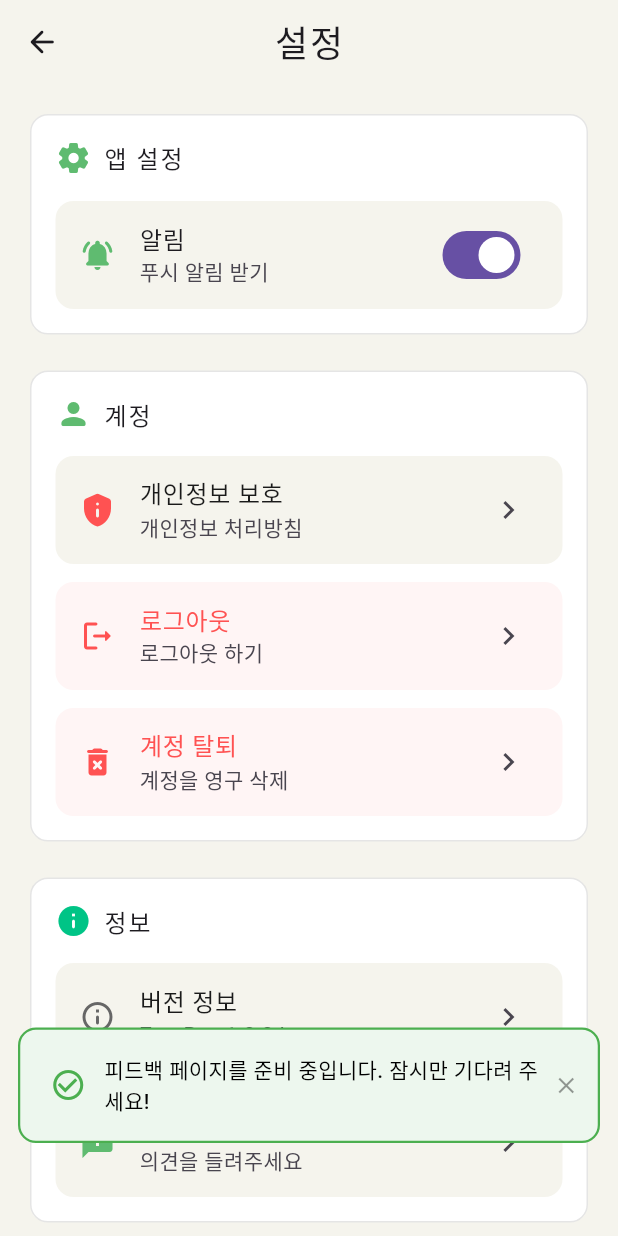
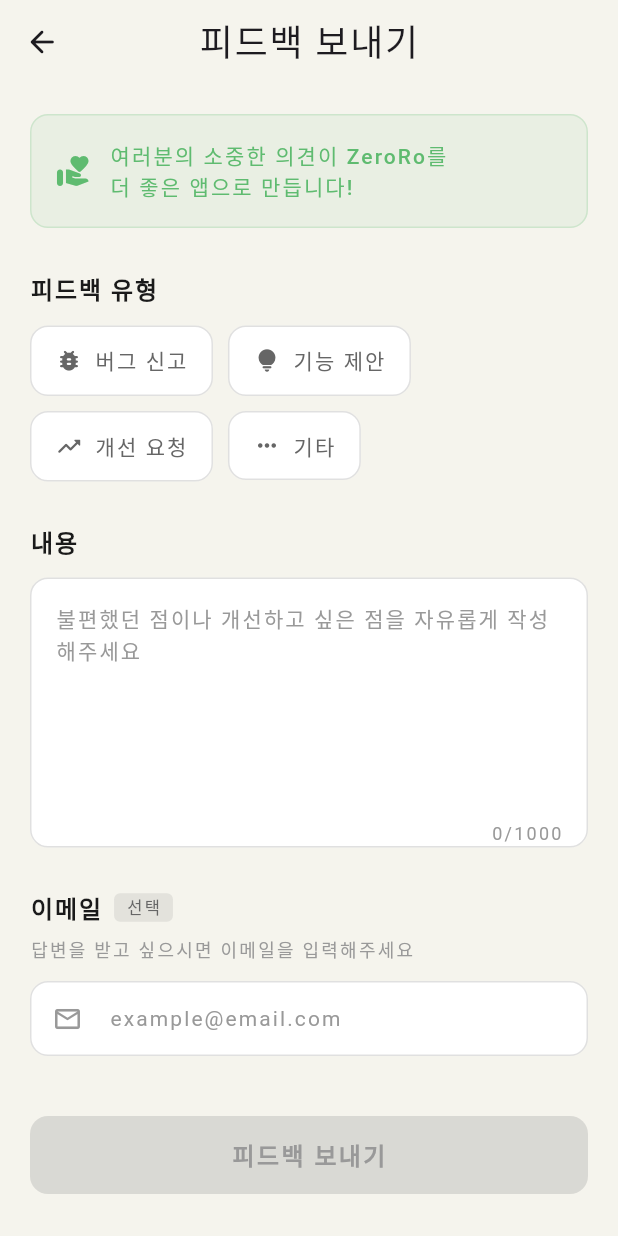
Before and after one commit to TA-ZeroRo/frontend, a Flutter app: the SettingsScreen screen opened by its route, after a tap on "피드백 보내기", on a phone screen of 412 x 824 dp. Run offline on Flutter 3.47's test engine with Material 3 defaults, Android fonts, the phone set to English and light mode, and no system bars; drawn by our look-alikes of toastification; our stand-ins replace dio, firebase_core, firebase_messaging, flutter_dotenv, flutter_local_notifications, flutter_map and 19 more; missing offline and left inert: flutter_3d_controller; accounts and stored records are empty; Roboto replaces fonts that are missing (Jua); statements that could not run were skipped.

Commit message:
STYLE: 개인정보 처리 방침 추가 및 피드백 보내기 페이지 생성

```diff
--- a/lib/presentation/routes/router.dart
+++ b/lib/presentation/routes/router.dart
@@ -9,6 +9,7 @@ import '../screens/main/pages/campaign/models/recruiting_post.dart';
 import '../screens/main/pages/campaign/models/campaign_data.dart';
 import '../screens/main/pages/campaign/campaign_detail_screen.dart';
 import '../screens/settings/settings_screen.dart';
+import '../screens/settings/feedback_screen.dart';
 import 'router_path.dart';
 
 final GoRouter router = GoRouter(
@@ -39,6 +40,11 @@ final GoRouter router = GoRouter(
       builder: (context, state) => const SettingsScreen(),
     ),
     GoRoute(
+      path: RoutePath.feedback,
+      name: 'feedback',
+      builder: (context, state) => const FeedbackScreen(),
+    ),
+    GoRoute(
       path: '/recruiting/:id',
       name: 'recruiting-detail',
       builder: (context, state) {
--- a/lib/presentation/routes/router_path.dart
+++ b/lib/presentation/routes/router_path.dart
@@ -16,4 +16,6 @@ class RoutePath {
   static const String verifyQuiz = '/verify-quiz';
 
   static const String settings = '/settings';
+
+  static const String feedback = '/feedback';
 }
--- a/lib/presentation/screens/entry/privacy_policy_modal.dart
+++ b/lib/presentation/screens/entry/privacy_policy_modal.dart
@@ -3,7 +3,13 @@ import '../../../core/theme/app_color.dart';
 import '../../../core/theme/app_text_style.dart';
 
 class PrivacyPolicyModal extends StatelessWidget {
-  const PrivacyPolicyModal({super.key});
+  /// 조회 전용 모드 (설정 화면에서 사용)
+  final bool isViewOnly;
+
+  const PrivacyPolicyModal({
+    super.key,
+    this.isViewOnly = false,
+  });
 
   @override
   Widget build(BuildContext context) {
@@ -194,7 +200,7 @@ class PrivacyPolicyModal extends StatelessWidget {
                   elevation: 0,
                 ),
                 child: Text(
-                  '동의하고 계속하기',
+                  isViewOnly ? '확인' : '동의하고 계속하기',
                   style: AppTextStyle.bodyLarge.copyWith(
                     color: AppColors.onPrimary,
                     fontWeight: FontWeight.w500,
--- /dev/null
+++ b/lib/presentation/screens/settings/feedback_screen.dart
@@ -0,0 +1,345 @@
+import 'package:flutter/material.dart';
+import 'package:go_router/go_router.dart';
+import '../../../core/theme/app_color.dart';
+import '../../../core/theme/app_text_style.dart';
+import '../../../core/utils/toast_helper.dart';
+
+/// 피드백 카테고리
+enum FeedbackCategory {
+  bug('버그 신고', Icons.bug_report_rounded),
+  feature('기능 제안', Icons.lightbulb_rounded),
+  improvement('개선 요청', Icons.trending_up_rounded),
+  other('기타', Icons.more_horiz_rounded);
+
+  final String label;
+  final IconData icon;
+
+  const FeedbackCategory(this.label, this.icon);
+}
+
+/// 피드백 보내기 화면
+class FeedbackScreen extends StatefulWidget {
+  const FeedbackScreen({super.key});
+
+  @override
+  State<FeedbackScreen> createState() => _FeedbackScreenState();
+}
+
+class _FeedbackScreenState extends State<FeedbackScreen> {
+  FeedbackCategory? _selectedCategory;
+  final _contentController = TextEditingController();
+  final _emailController = TextEditingController();
+  bool _isSubmitting = false;
+
+  @override
+  void dispose() {
+    _contentController.dispose();
+    _emailController.dispose();
+    super.dispose();
+  }
+
+  bool get _canSubmit =>
+      _selectedCategory != null && _contentController.text.trim().isNotEmpty;
+
+  Future<void> _submitFeedback() async {
+    if (!_canSubmit) return;
+
+    setState(() => _isSubmitting = true);
+
+    // 실제 피드백 전송 로직 (추후 구현)
+    // 현재는 시뮬레이션만
+    await Future.delayed(const Duration(seconds: 1));
+
+    setState(() => _isSubmitting = false);
+
+    if (mounted) {
+      ToastHelper.showSuccess('피드백을 보내주셔서 감사합니다!');
+      context.pop();
+    }
+  }
+
+  @override
+  Widget build(BuildContext context) {
+    return Scaffold(
+      backgroundColor: AppColors.background,
+      appBar: AppBar(
+        leading: IconButton(
+          onPressed: () => context.pop(),
+          icon: const Icon(Icons.arrow_back_rounded),
+        ),
+        backgroundColor: AppColors.background,
+        elevation: 0,
+        centerTitle: true,
+        title: Text(
+          '피드백 보내기',
+          style: AppTextStyle.headlineSmall.copyWith(
+            fontWeight: FontWeight.w500,
+          ),
+        ),
+      ),
+      body: SingleChildScrollView(
+        padding: const EdgeInsets.all(20),
+        child: Column(
+          crossAxisAlignment: CrossAxisAlignment.start,
+          children: [
+            // 안내 문구
+            Container(
+              padding: const EdgeInsets.all(16),
+              decoration: BoxDecoration(
+                color: AppColors.primary.withValues(alpha: 0.08),
+                borderRadius: BorderRadius.circular(12),
+                border: Border.all(
+                  color: AppColors.primary.withValues(alpha: 0.2),
+                ),
+              ),
+              child: Row(
+                children: [
+                  Icon(
+                    Icons.volunteer_activism_rounded,
+                    color: AppColors.primary,
+                    size: 24,
+                  ),
+                  const SizedBox(width: 12),
+                  Expanded(
+                    child: Text(
+                      '여러분의 소중한 의견이 ZeroRo를\n더 좋은 앱으로 만듭니다!',
+                      style: AppTextStyle.bodyMedium.copyWith(
+                        color: AppColors.primary,
+                        fontWeight: FontWeight.w500,
+                        height: 1.4,
+                      ),
+                    ),
+                  ),
+                ],
+              ),
+            ),
+            const SizedBox(height: 28),
+
+            // 카테고리 선택
+            Text(
+              '피드백 유형',
+              style: AppTextStyle.titleMedium.copyWith(
+                fontWeight: FontWeight.w600,
+                color: AppColors.textPrimary,
+              ),
+            ),
+            const SizedBox(height: 12),
+            _buildCategorySelector(),
+            const SizedBox(height: 28),
+
+            // 내용 입력
+            Text(
+              '내용',
+              style: AppTextStyle.titleMedium.copyWith(
+                fontWeight: FontWeight.w600,
+                color: AppColors.textPrimary,
+              ),
+            ),
+            const SizedBox(height: 12),
+            _buildContentInput(),
+            const SizedBox(height: 28),
+
+            // 이메일 입력 (선택)
+            Row(
+              children: [
+                Text(
+                  '이메일',
+                  style: AppTextStyle.titleMedium.copyWith(
+                    fontWeight: FontWeight.w600,
+                    color: AppColors.textPrimary,
+                  ),
+                ),
+                const SizedBox(width: 8),
+                Container(
+                  padding: const EdgeInsets.symmetric(
+                    horizontal: 8,
+                    vertical: 2,
+                  ),
+                  decoration: BoxDecoration(
+                    color: AppColors.textTertiary.withValues(alpha: 0.2),
+                    borderRadius: BorderRadius.circular(4),
+                  ),
+                  child: Text(
+                    '선택',
+                    style: AppTextStyle.bodySmall.copyWith(
+                      color: AppColors.textSecondary,
+                      fontSize: 11,
+                    ),
+                  ),
+                ),
+              ],
+            ),
+            const SizedBox(height: 8),
+            Text(
+              '답변을 받고 싶으시면 이메일을 입력해주세요',
+              style: AppTextStyle.bodySmall.copyWith(
+                color: AppColors.textTertiary,
+              ),
+            ),
+            const SizedBox(height: 12),
+            _buildEmailInput(),
+            const SizedBox(height: 40),
+
+            // 제출 버튼
+            _buildSubmitButton(),
+          ],
+        ),
+      ),
+    );
+  }
+
+  Widget _buildCategorySelector() {
+    return Wrap(
+      spacing: 10,
+      runSpacing: 10,
+      children: FeedbackCategory.values.map((category) {
+        final isSelected = _selectedCategory == category;
+        return GestureDetector(
+          onTap: () => setState(() => _selectedCategory = category),
+          child: AnimatedContainer(
+            duration: const Duration(milliseconds: 200),
+            padding: const EdgeInsets.symmetric(horizontal: 16, vertical: 12),
+            decoration: BoxDecoration(
+              color: isSelected
+                  ? AppColors.primary.withValues(alpha: 0.12)
+                  : AppColors.cardBackground,
+              borderRadius: BorderRadius.circular(12),
+              border: Border.all(
+                color: isSelected
+                    ? AppColors.primary
+                    : AppColors.textTertiary.withValues(alpha: 0.3),
+                width: isSelected ? 1.5 : 1,
+              ),
+            ),
+            child: Row(
+              mainAxisSize: MainAxisSize.min,
+              children: [
+                Icon(
+                  category.icon,
+                  size: 18,
+                  color: isSelected
+                      ? AppColors.primary
+                      : AppColors.textSecondary,
+                ),
+                const SizedBox(width: 8),
+                Text(
+                  category.label,
+                  style: AppTextStyle.bodyMedium.copyWith(
+                    color: isSelected
+                        ? AppColors.primary
+                        : AppColors.textSecondary,
+                    fontWeight: isSelected ? FontWeight.w600 : FontWeight.w400,
+                  ),
+                ),
+              ],
+            ),
+          ),
+        );
+      }).toList(),
+    );
+  }
+
+  Widget _buildContentInput() {
+    return Container(
+      decoration: BoxDecoration(
+        color: AppColors.cardBackground,
+        borderRadius: BorderRadius.circular(12),
+        border: Border.all(
+          color: AppColors.textTertiary.withValues(alpha: 0.3),
+        ),
+      ),
+      child: TextField(
+        controller: _contentController,
+        maxLines: 6,
+        maxLength: 1000,
+        onChanged: (_) => setState(() {}),
+        decoration: InputDecoration(
+          hintText: '불편했던 점이나 개선하고 싶은 점을 자유롭게 작성해주세요',
+          hintStyle: AppTextStyle.bodyMedium.copyWith(
+            color: AppColors.textTertiary,
+          ),
+          border: InputBorder.none,
+          contentPadding: const EdgeInsets.all(16),
+          counterStyle: AppTextStyle.bodySmall.copyWith(
+            color: AppColors.textTertiary,
+          ),
+        ),
+        style: AppTextStyle.bodyMedium.copyWith(
+          color: AppColors.textPrimary,
+          height: 1.5,
+        ),
+      ),
+    );
+  }
+
+  Widget _buildEmailInput() {
+    return Container(
+      decoration: BoxDecoration(
+        color: AppColors.cardBackground,
+        borderRadius: BorderRadius.circular(12),
+        border: Border.all(
+          color: AppColors.textTertiary.withValues(alpha: 0.3),
+        ),
+      ),
+      child: TextField(
+        controller: _emailController,
+        keyboardType: TextInputType.emailAddress,
+        decoration: InputDecoration(
+          hintText: 'example@email.com',
+          hintStyle: AppTextStyle.bodyMedium.copyWith(
+            color: AppColors.textTertiary,
+          ),
+          border: InputBorder.none,
+          contentPadding: const EdgeInsets.symmetric(
+            horizontal: 16,
+            vertical: 14,
+          ),
+          prefixIcon: Icon(
+            Icons.email_outlined,
+            color: AppColors.textTertiary,
+            size: 20,
+          ),
+        ),
+        style: AppTextStyle.bodyMedium.copyWith(
+          color: AppColors.textPrimary,
+        ),
+      ),
+    );
+  }
+
+  Widget _buildSubmitButton() {
+    return SizedBox(
+      width: double.infinity,
+      height: 52,
+      child: ElevatedButton(
+        onPressed: _canSubmit && !_isSubmitting ? _submitFeedback : null,
+        style: ElevatedButton.styleFrom(
+          backgroundColor: AppColors.primary,
+          foregroundColor: Colors.white,
+          disabledBackgroundColor: AppColors.textTertiary.withValues(alpha: 0.3),
+          disabledForegroundColor: AppColors.textTertiary,
+          elevation: 0,
+          shape: RoundedRectangleBorder(
+            borderRadius: BorderRadius.circular(12),
+          ),
+        ),
+        child: _isSubmitting
+            ? SizedBox(
+                width: 24,
+                height: 24,
+                child: CircularProgressIndicator(
+                  strokeWidth: 2.5,
+                  valueColor: AlwaysStoppedAnimation<Color>(Colors.white),
+                ),
+              )
+            : Text(
+                '피드백 보내기',
+                style: AppTextStyle.bodyLarge.copyWith(
+                  color: _canSubmit ? Colors.white : AppColors.textTertiary,
+                  fontWeight: FontWeight.w600,
+                ),
+              ),
+      ),
+    );
+  }
+}
--- a/lib/presentation/screens/settings/settings_screen.dart
+++ b/lib/presentation/screens/settings/settings_screen.dart
@@ -6,6 +6,7 @@ import '../../../core/theme/app_text_style.dart';
 import '../../../core/utils/toast_helper.dart';
 import '../../routes/router_path.dart';
 import '../entry/state/auth_controller.dart';
+import '../entry/privacy_policy_modal.dart';
 import 'state/settings_controller.dart';
 import '../../../core/utils/character_notification_helper.dart';
 
@@ -743,8 +744,13 @@ class SettingsScreen extends ConsumerWidget {
                   icon: Icons.privacy_tip_rounded,
                   iconColor: AppColors.error,
                   onTap: () {
-                    ToastHelper.showInfo(
-                      '개인정보 처리방침 페이지를 준비 중입니다. 잠시만 기다려 주세요!',
+                    showModalBottomSheet(
+                      context: context,
+                      isScrollControlled: true,
+                      backgroundColor: Colors.transparent,
+                      builder: (context) => const PrivacyPolicyModal(
+                        isViewOnly: true,
+                      ),
                     );
                   },
                 ),
@@ -789,11 +795,7 @@ class SettingsScreen extends ConsumerWidget {
                   subtitle: '의견을 들려주세요',
                   icon: Icons.feedback_rounded,
                   iconColor: AppColors.primary,
-                  onTap: () {
-                    ToastHelper.showInfo(
-                      '피드백 페이지를 준비 중입니다. 잠시만 기다려 주세요!',
-                    );
-                  },
+                  onTap: () => context.push(RoutePath.feedback),
                 ),
               ],
             ),
```
